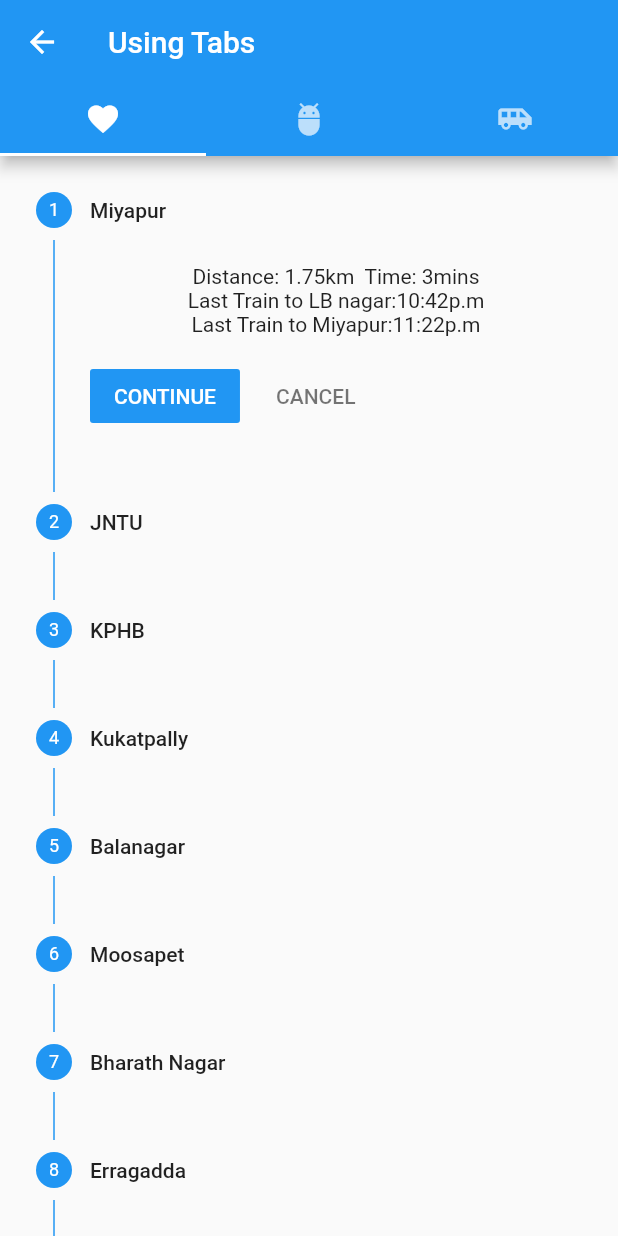
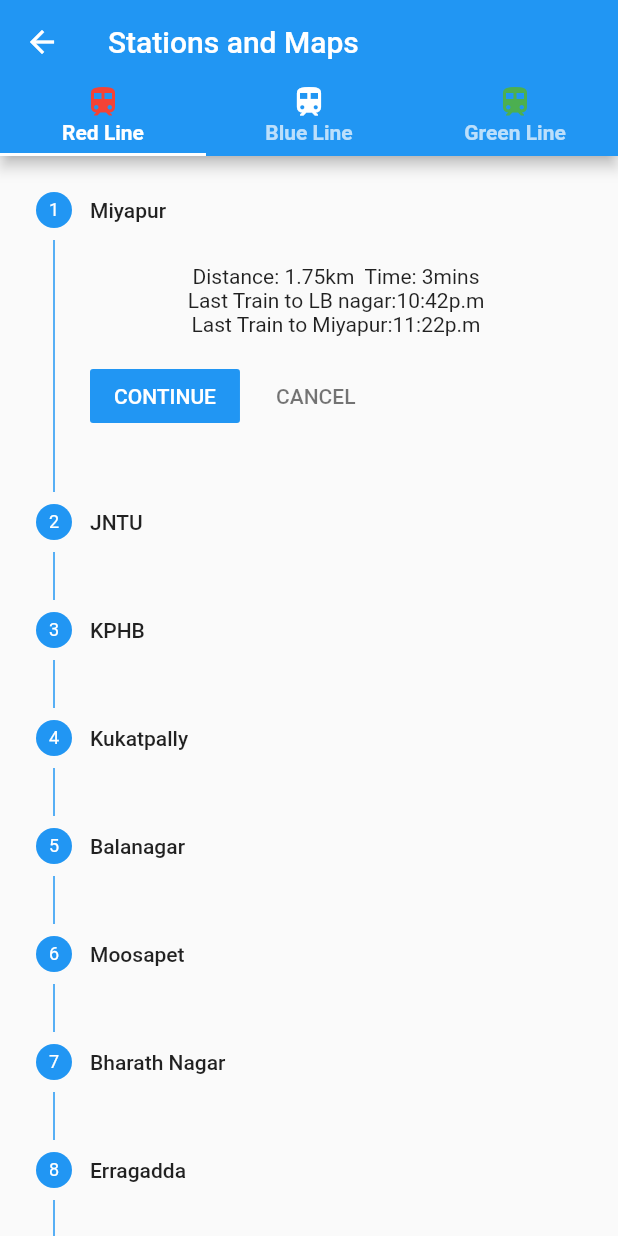
Before and after one commit to kud04rk/fluttertest, a Flutter app: the screen it shows after launch, after a tap on "MAP", on a phone screen of 412 x 824 dp. Run offline on Flutter 3.47's test engine with Material 2 defaults, Android fonts, the phone set to English and light mode, and no system bars; our stand-ins replace font_awesome_flutter; Roboto replaces fonts that are missing (Raleway).

Commit message:
day 3 -2

```diff
--- a/lib/screens/first.dart
+++ b/lib/screens/first.dart
@@ -11,14 +11,14 @@ class _firstState extends State<first> {
     return SafeArea(
         child: Scaffold(
       appBar: AppBar(
-        title: const Text('Next page'),
+        title: const Text('Hyd Metro'),
       ),
       body: Column(children: <Widget>[
         Container(
           margin: const EdgeInsets.all(10.0),
           child: TextField(
             decoration: InputDecoration(
-              hintText: "from",
+              hintText: "From",
               hintStyle:
                   TextStyle(fontWeight: FontWeight.w300, color: Colors.blue),
               enabledBorder: new OutlineInputBorder(
@@ -33,7 +33,7 @@ class _firstState extends State<first> {
           margin: const EdgeInsets.all(10.0),
           child: TextField(
             decoration: InputDecoration(
-              hintText: "to",
+              hintText: "To",
               hintStyle:
                   TextStyle(fontWeight: FontWeight.w300, color: Colors.blue),
               enabledBorder: new OutlineInputBorder(
@@ -57,7 +57,7 @@ class _firstState extends State<first> {
           disabledTextColor: Colors.white,
           highlightColor: Colors.orangeAccent,
           elevation: 4.0,
-          child: Text('Raised Button'),
+          child: Text('Search Trains'),
           shape: const StadiumBorder(),
           splashColor: Colors.blueAccent,
         ),
--- a/lib/screens/home.dart
+++ b/lib/screens/home.dart
@@ -56,10 +56,10 @@ class _HomeState extends State<Home> with SingleTickerProviderStateMixin {
           tabs: <Tab>[
             Tab(
               // set icon to the tab
-              icon: Icon(Icons.favorite),
+              child: Text('Search Trains', style: TextStyle(fontWeight: FontWeight.bold))
             ),
             Tab(
-              icon: Icon(Icons.adb),
+              child: Text('First & Last Trains', style: TextStyle(fontWeight: FontWeight.bold)),
             ),
           ],
           // setup the controller
--- a/lib/screens/map.dart
+++ b/lib/screens/map.dart
@@ -37,14 +37,19 @@ class _mapState extends State<map> with SingleTickerProviderStateMixin {
       tabs: <Tab>[
         Tab(
           // set icon to the tab
-          icon: Icon(Icons.favorite),
-        ),
+          child:Column(children: <Widget>[
+            Icon(Icons.train, color: Colors.red),Text('Red Line' , style: TextStyle(fontWeight: FontWeight.bold))
+          ],)),
         Tab(
-          icon: Icon(Icons.adb),
-        ),
+          child: Column(children: <Widget>[
+            Icon(Icons.train, color: Colors.white),Text('Blue Line' , style: TextStyle(fontWeight: FontWeight.bold))
+          ],)),
+
         Tab(
-          icon: Icon(Icons.airport_shuttle),
-        ),
+          child:Column(children: <Widget>[
+            Icon(Icons.train, color: Colors.green),Text('Green Line' , style: TextStyle(fontWeight: FontWeight.bold))
+          ],)),
+
       ],
       // setup the controller
       controller: controller,
@@ -65,7 +70,7 @@ class _mapState extends State<map> with SingleTickerProviderStateMixin {
     return Scaffold(
       appBar: AppBar(
           // Title
-          title: Text("Using Tabs"),
+          title: Text("Stations and Maps"),
           // Set the background color of the App Bar
           backgroundColor: Colors.blue,
           // Set the bottom property of the Appbar to include a Tab Bar
--- a/lib/tabs/blue.dart
+++ b/lib/tabs/blue.dart
@@ -103,11 +103,6 @@ class _bluelineState extends State<blueline> {
   @override
   Widget build(BuildContext context) {
     return Scaffold(
-      // Appbar
-      appBar: AppBar(
-        // Title
-        title: Text("Simple Material App"),
-      ),
       // Body
       body: Container(
           child: Stepper(
```
Also changed, not shown: lib/screens/last.dart (+10 -2 lines), lib/tabs/green.dart (+4 -6 lines), 2 other files.
